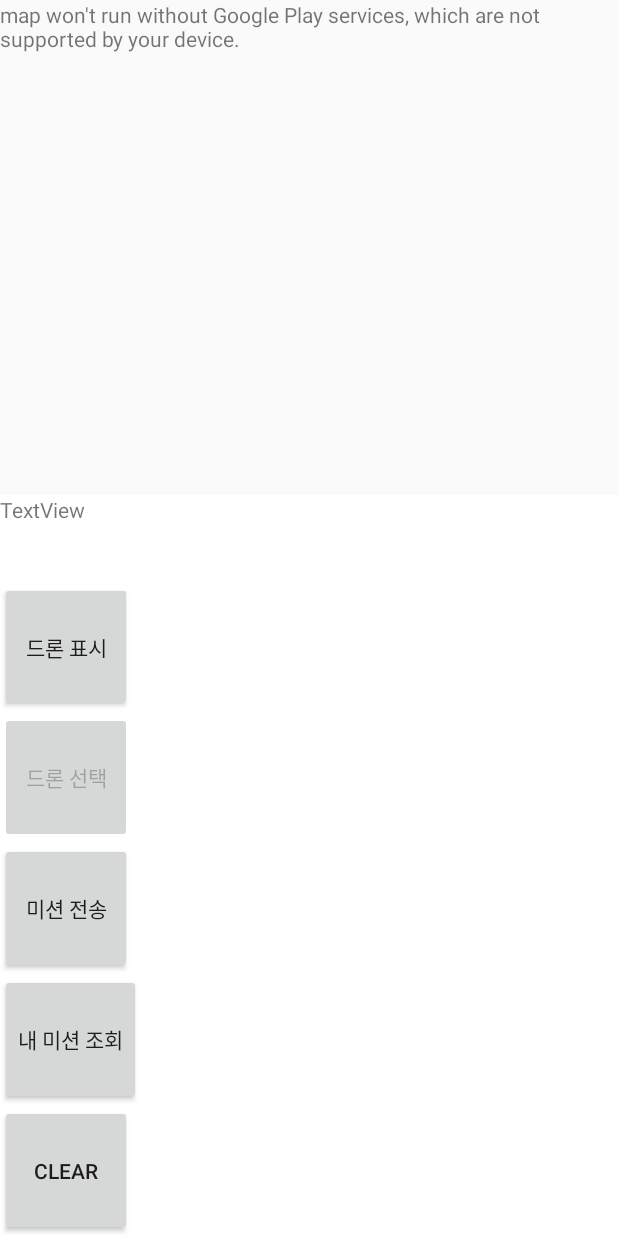
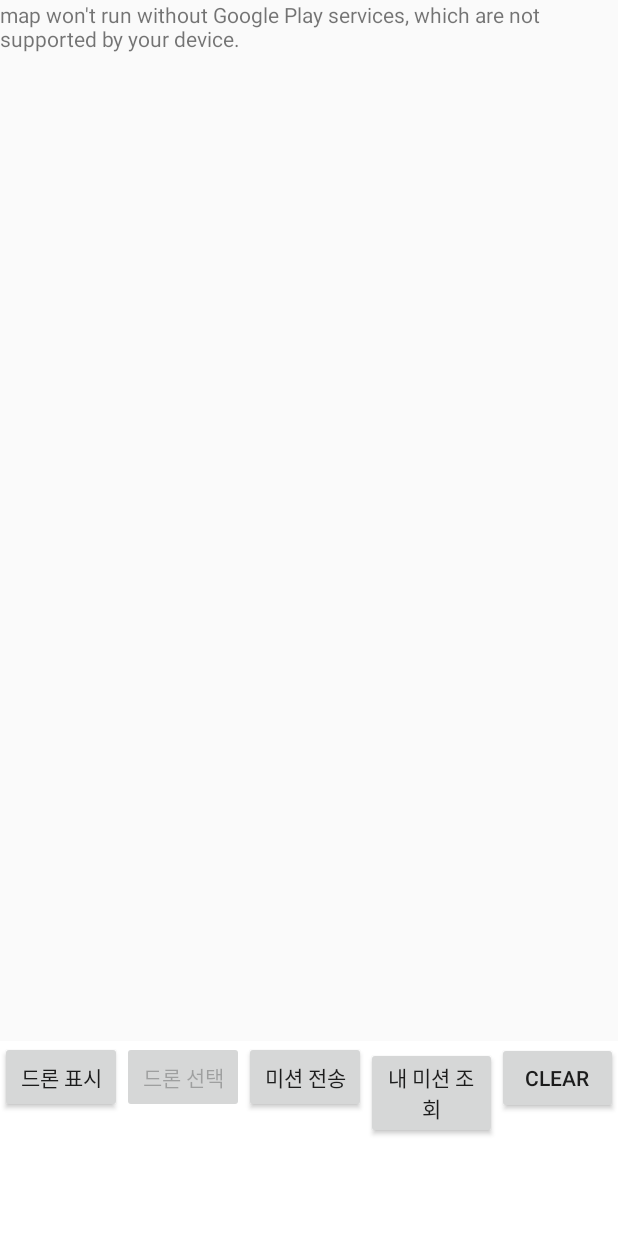
Before and after one commit to godgod732/map, an Android app: the screen it shows after launch (MapsActivity), on a phone screen of 412 x 824 dp. Run offline under Robolectric (Android 15) with nearby library versions, the phone set to English and light mode, and no system bars; libraries missing offline, so code that uses them is left out: org.web3j.abi, org.web3j.crypto, org.web3j.protocol, org.web3j.tuples; pictures from the network do not load; 3 statements that could not run were skipped.

Commit message:
비행 이력 조회 버그 확인 및 코드 최적화(거의 안함)

```diff
--- a/app/src/main/java/com/example/godgo/map/MapsActivity.java
+++ b/app/src/main/java/com/example/godgo/map/MapsActivity.java
@@ -158,14 +158,6 @@
             }
         });
 
-        logButton = (Button) findViewById((R.id.log));
-        logButton.setOnClickListener(new View.OnClickListener() {
-            @Override
-            public void onClick(View v) {
-                startActivity(intent);
-            }
-        });
-        t = (TextView) findViewById(R.id.textView);
     }
     private class ReadDrone extends AsyncTask<Void, String,List<MarkerItem>> {
 
@@ -410,7 +402,6 @@
         }
 
     }
-
     @Override
     public void onMapReady(GoogleMap googleMap) {
         mMap = googleMap;
--- a/app/src/main/res/layout/activity_maps.xml
+++ b/app/src/main/res/layout/activity_maps.xml
@@ -16,19 +16,12 @@
         android:layout_weight="1.5"
         tools:context="com.example.abcd.googlemap.MapsActivity" />
 
-    <LinearLayout xmlns:android="http://schemas.android.com/apk/res/android"
+    <LinearLayout
         android:layout_width="match_parent"
         android:layout_height="match_parent"
-        android:layout_weight="1"
+        android:layout_weight="8"
         android:background="@color/colorAccent"
-        android:orientation="vertical">
-
-        <TextView
-            android:id="@+id/textView"
-            android:layout_width="match_parent"
-            android:layout_height="wrap_content"
-            android:layout_weight="1"
-            android:text="TextView" />
+        android:orientation="horizontal">
 
         <Button
             android:id="@+id/display"
@@ -68,5 +61,4 @@
     </LinearLayout>
 
 
-
 </LinearLayout>
```
